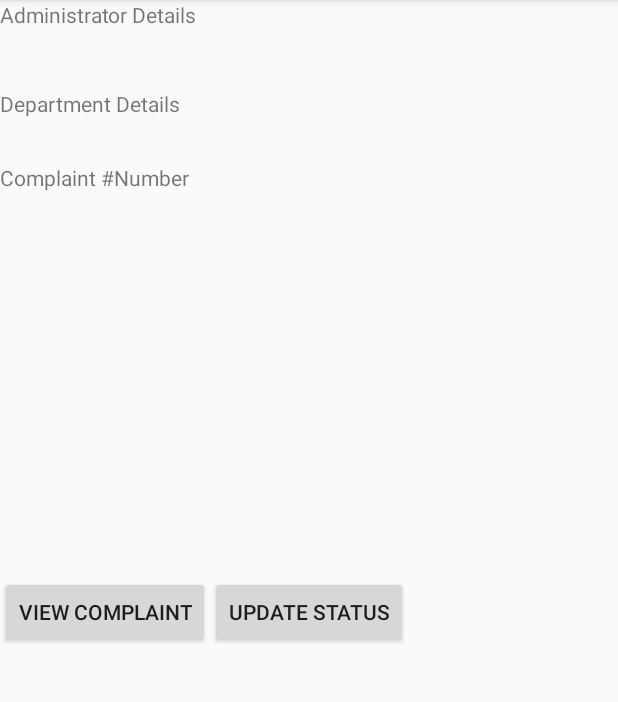
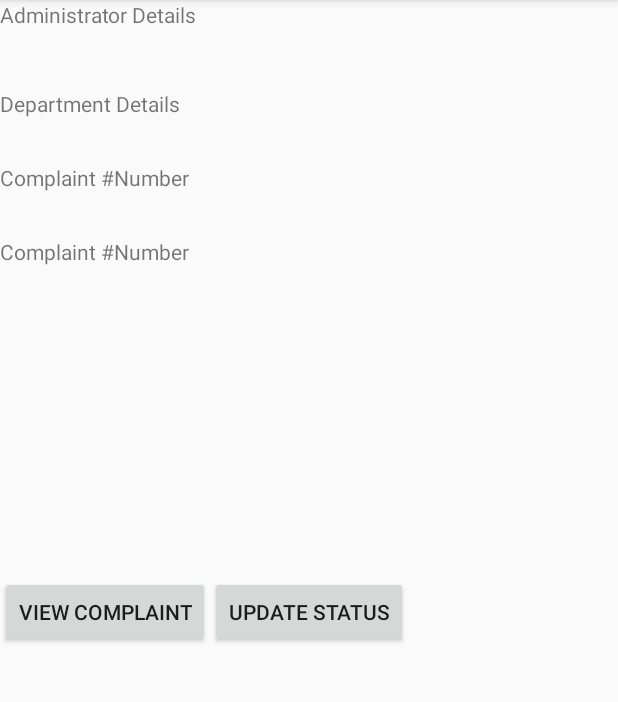
Before and after one commit to abhaykasavaraju/Traffic, an Android app: the screen it shows after launch (MainActivity), on a phone screen of 412 x 824 dp, the part 84-786 px from its top. Run offline under Robolectric (Android 15) with nearby library versions, the phone set to English and light mode, and no system bars.

Commit message:
Added a Text View to check Commit

```diff
--- a/app/src/main/res/layout/activity_main.xml
+++ b/app/src/main/res/layout/activity_main.xml
@@ -43,6 +43,14 @@
                 tools:layout_editor_absoluteX="20dp"
                 tools:layout_editor_absoluteY="170dp"
                 tools:text="Complaint #Number" />
+            <TextView
+                android:id="@+id/textView4"
+                android:layout_width="257dp"
+                android:layout_height="49dp"
+                android:text="Complaint #Number"
+                tools:layout_editor_absoluteX="20dp"
+                tools:layout_editor_absoluteY="170dp"
+                tools:text="Complaint #Number" />
 
 
         </LinearLayout>
```
